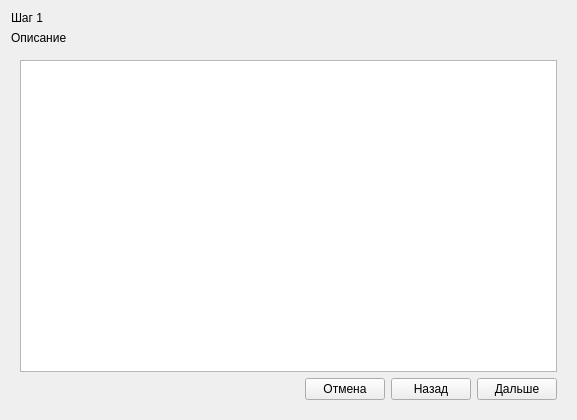
Gosha1122/orientir, file mapsettings.ui: the form before one commit.
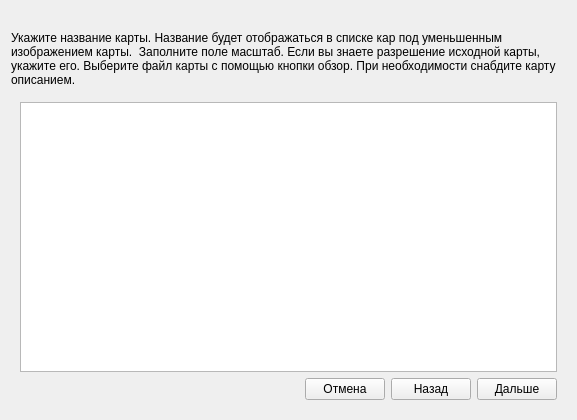
The form after the commit. The open tabs and pages were chosen to show the change. Icons and pictures are not drawn.

The edit to the form file:
```diff
--- a/mapsettings.ui
+++ b/mapsettings.ui
@@ -17,14 +17,23 @@
    <item>
     <widget class="QLabel" name="label_5">
      <property name="text">
-      <string>Шаг 1</string>
+      <string/>
+     </property>
+     <property name="pixmap">
+      <pixmap resource="resourses.qrc">:/resourses/icons/step_1.png</pixmap>
+     </property>
+     <property name="alignment">
+      <set>Qt::AlignmentFlag::AlignCenter</set>
      </property>
     </widget>
    </item>
    <item>
     <widget class="QLabel" name="label_9">
      <property name="text">
-      <string>Описание</string>
+      <string>Укажите название карты. Название будет отображаться в списке кар под уменьшенным изображением карты.  Заполните поле масштаб. Если вы знаете разрешение исходной карты, укажите его. Выберите файл карты с помощью кнопки обзор. При необходимости снабдите карту описанием.</string>
+     </property>
+     <property name="wordWrap">
+      <bool>true</bool>
      </property>
     </widget>
    </item>
```
Left out of the diff: 10 changed lines with no effect on the pictures.
